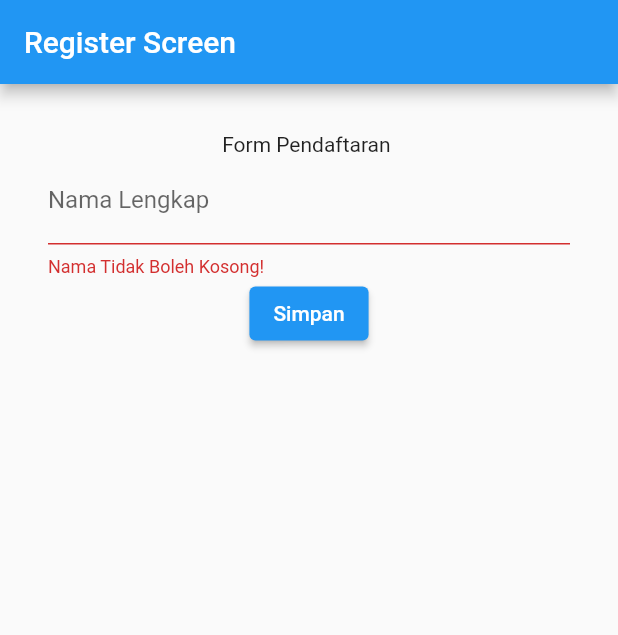
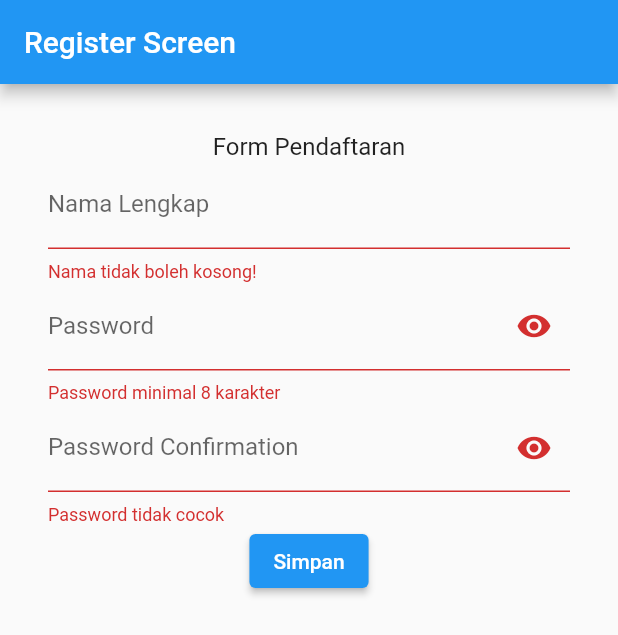
Before and after one commit to imaldi/learn_flutter_with_aim2u, a Flutter app: the screen it shows after launch, after a tap on "Simpan", on a phone screen of 412 x 824 dp. Shown: the top 635 px of the screen. Run offline on Flutter 3.47's test engine with Material 2 defaults, Android fonts, the phone set to English and light mode, and no system bars.

Commit message:
done buat password dan confirmation password

```diff
--- a/lib/screens/register_screen.dart
+++ b/lib/screens/register_screen.dart
@@ -11,6 +11,8 @@ class RegisterScreen extends StatefulWidget {
 class _RegisterScreenState extends State<RegisterScreen> {
   final _keyForm = GlobalKey<FormState>();
   String? nama;
+  String? password;
+  bool obscurePasswordText = true;
 
   checkForm() {
     final form = _keyForm.currentState;
@@ -37,28 +39,81 @@ class _RegisterScreenState extends State<RegisterScreen> {
               child: Column(
                 children: [
                   Container(
-                    child: Text('Form Pendaftaran ${nama ?? ""}'),
+                    child: Text('Form Pendaftaran ${nama ?? ""}',
+                      style: const TextStyle(fontSize: 16),
+                      textAlign: TextAlign.center,),
                   ),
                   TextFormField(
-                    // autovalidateMode: AutovalidateMode.onUserInteraction,
+                    autovalidateMode: AutovalidateMode.onUserInteraction,
                     decoration: const InputDecoration(
                       label: Text('Nama Lengkap'),
                       hintText: 'Nama Lengkap Elu',
                     ),
                     validator: (text) {
                       if (text!.isEmpty) {
-                        return 'Nama Tidak Boleh Kosong!';
+                        return 'Nama tidak boleh kosong!';
+                      }
+                      if(RegExp(r'[^a-zA-Z\s]+').hasMatch(text)) {
+                        return 'Nama hanya boleh berisi huruf';
                       }
                       return null;
                     },
-                    onSaved: (value){
+                    onSaved: (value) {
                       nama = value;
                     },
                   ),
-
-                  ElevatedButton(onPressed: (){
-                    checkForm();
-                  }, child: Text('Simpan'))
+                  TextFormField(
+                    autovalidateMode: AutovalidateMode.onUserInteraction,
+                    validator: (text){
+                      return (text!.length < 8) ? "Password minimal 8 karakter" : null;
+                    },
+                    onChanged: (text){
+                      setState(() {
+                        password = text;
+                      });
+                    },
+                    decoration: InputDecoration(
+                      label: Text('Password'),
+                      hintText: 'Password Anda',
+                      suffixIcon: InkWell(
+                        child: obscurePasswordText
+                            ? const Icon(Icons.remove_red_eye)
+                            : const Icon(Icons.remove_red_eye_outlined),
+                        onTap: () {
+                          setState(() {
+                            obscurePasswordText = !obscurePasswordText;
+                          });
+                        },
+                      ),
+                    ),
+                    obscureText: obscurePasswordText,
+                  ),
+                  TextFormField(
+                    autovalidateMode: AutovalidateMode.onUserInteraction,
+                    validator: (text){
+                      return text == password ? null : "Password tidak cocok";
+                    },
+                    decoration: InputDecoration(
+                      label: const Text('Password Confirmation'),
+                      hintText: 'Ketik Ulang Password',
+                      suffixIcon: InkWell(
+                        child: obscurePasswordText
+                            ? const Icon(Icons.remove_red_eye)
+                            : const Icon(Icons.remove_red_eye_outlined),
+                        onTap: () {
+                          setState(() {
+                            obscurePasswordText = !obscurePasswordText;
+                          });
+                        },
+                      ),
+                    ),
+                    obscureText: obscurePasswordText,
+                  ),
+                  ElevatedButton(
+                      onPressed: () {
+                        checkForm();
+                      },
+                      child: Text('Simpan'))
                 ],
               )),
         )));
```
